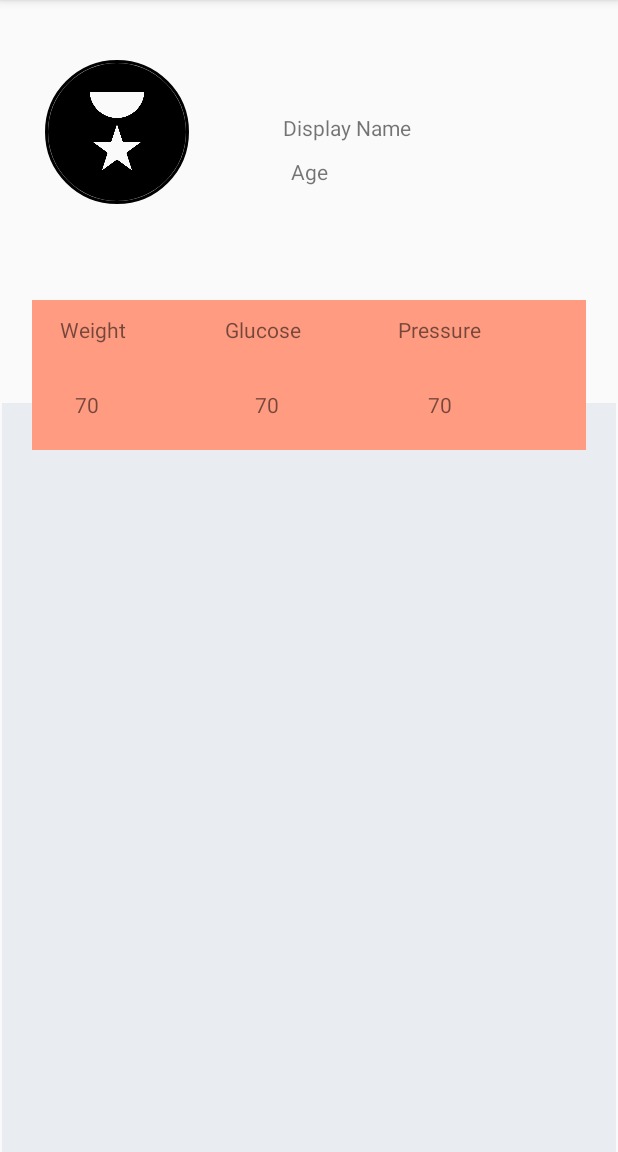
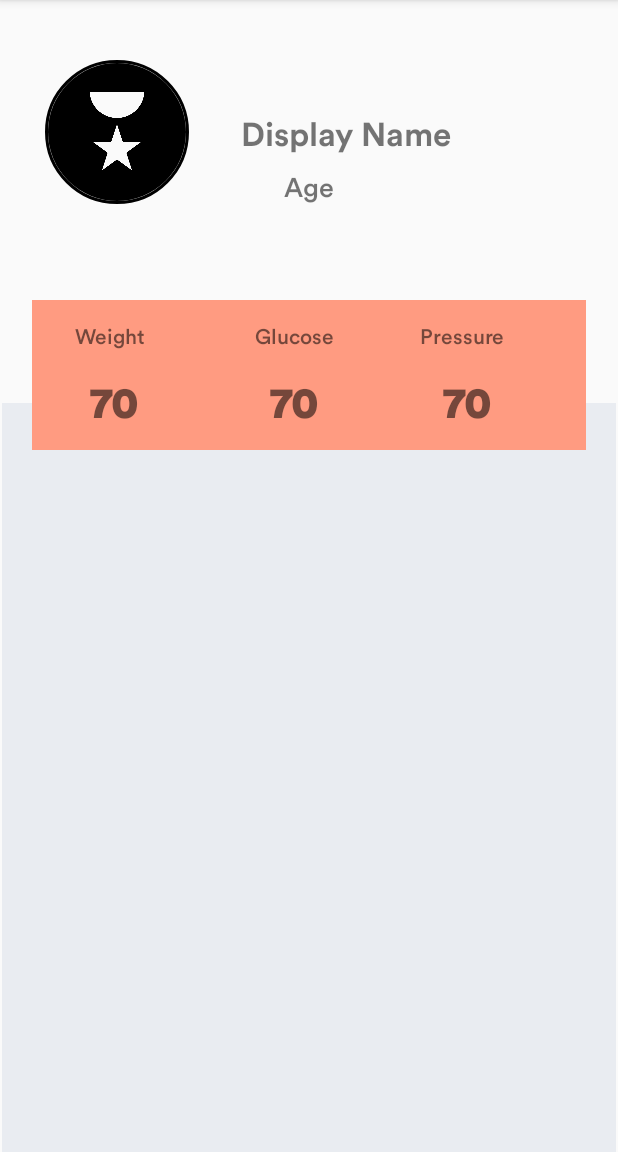
Before and after one commit to isilaen/COVIDAvengers, an Android app: the ProfileActivity screen opened directly, with no data from a screen before it, on a phone screen of 412 x 824 dp, the part 84-1236 px from its top. Run offline under Robolectric (Android 15) with nearby library versions, the phone set to English and light mode, and no system bars; our stand-ins replace CircleImageView.

Commit message:
base profile branch with initial layouts Added TextViews, Image Views and ScrollView with base layout constraints

```diff
--- a/app/src/main/res/layout/activity_profile.xml
+++ b/app/src/main/res/layout/activity_profile.xml
@@ -42,9 +42,11 @@
         android:id="@+id/pressureText"
         android:layout_width="wrap_content"
         android:layout_height="wrap_content"
-        android:layout_marginStart="265dp"
-        android:layout_marginTop="210dp"
+        android:layout_marginStart="280dp"
+        android:layout_marginTop="215dp"
+        android:fontFamily="@font/fonts"
         android:text="Pressure"
+        android:textFontWeight="500"
         app:layout_constraintStart_toStartOf="parent"
         app:layout_constraintTop_toTopOf="parent" />
 
@@ -52,9 +54,11 @@
         android:id="@+id/glucouseText"
         android:layout_width="wrap_content"
         android:layout_height="wrap_content"
-        android:layout_marginStart="150dp"
-        android:layout_marginTop="210dp"
+        android:layout_marginStart="170dp"
+        android:layout_marginTop="215dp"
+        android:fontFamily="@font/fonts"
         android:text="Glucose"
+        android:textFontWeight="500"
         app:layout_constraintStart_toStartOf="parent"
         app:layout_constraintTop_toTopOf="parent" />
 
@@ -62,9 +66,12 @@
         android:id="@+id/weightValue"
         android:layout_width="wrap_content"
         android:layout_height="wrap_content"
-        android:layout_marginStart="50dp"
-        android:layout_marginTop="260dp"
+        android:layout_marginStart="60dp"
+        android:layout_marginTop="250dp"
+        android:fontFamily="@font/fonts"
         android:text="70"
+        android:textFontWeight="1000"
+        android:textSize="28sp"
         app:layout_constraintStart_toStartOf="parent"
         app:layout_constraintTop_toTopOf="parent" />
 
@@ -72,9 +79,12 @@
         android:id="@+id/glucouseValue"
         android:layout_width="wrap_content"
         android:layout_height="wrap_content"
-        android:layout_marginStart="170dp"
-        android:layout_marginTop="260dp"
+        android:layout_marginStart="180dp"
+        android:layout_marginTop="250dp"
+        android:fontFamily="@font/fonts"
         android:text="70"
+        android:textFontWeight="1000"
+        android:textSize="28sp"
         app:layout_constraintStart_toStartOf="parent"
         app:layout_constraintTop_toTopOf="parent" />
 
@@ -82,9 +92,12 @@
         android:id="@+id/pressureValue"
         android:layout_width="wrap_content"
         android:layout_height="wrap_content"
-        android:layout_marginStart="285dp"
-        android:layout_marginTop="260dp"
+        android:layout_marginStart="295dp"
+        android:layout_marginTop="250dp"
+        android:fontFamily="@font/fonts"
         android:text="70"
+        android:textFontWeight="1000"
+        android:textSize="28sp"
         app:layout_constraintStart_toStartOf="parent"
         app:layout_constraintTop_toTopOf="parent" />
 
@@ -92,9 +105,11 @@
         android:id="@+id/weightText"
         android:layout_width="wrap_content"
         android:layout_height="wrap_content"
-        android:layout_marginStart="40dp"
-        android:layout_marginTop="210dp"
+        android:layout_marginStart="50dp"
+        android:layout_marginTop="215dp"
+        android:fontFamily="@font/fonts"
         android:text="Weight"
+        android:textFontWeight="500"
         app:layout_constraintStart_toStartOf="parent"
         app:layout_constraintTop_toTopOf="parent" />
 
@@ -103,7 +118,10 @@
         android:layout_width="wrap_content"
         android:layout_height="wrap_content"
         android:layout_marginTop="10dp"
+        android:fontFamily="@font/fonts"
         android:text="Age"
+        android:textFontWeight="500"
+        android:textSize="18sp"
         app:layout_constraintEnd_toEndOf="parent"
         app:layout_constraintStart_toStartOf="parent"
         app:layout_constraintTop_toBottomOf="@+id/nameText" />
@@ -114,7 +132,10 @@
         android:layout_height="wrap_content"
         android:layout_marginStart="50dp"
         android:layout_marginTop="75dp"
+        android:fontFamily="@font/fonts"
         android:text="Display Name"
+        android:textFontWeight="700"
+        android:textSize="22sp"
         app:layout_constraintEnd_toEndOf="parent"
         app:layout_constraintStart_toStartOf="parent"
         app:layout_constraintTop_toTopOf="parent" />
```
